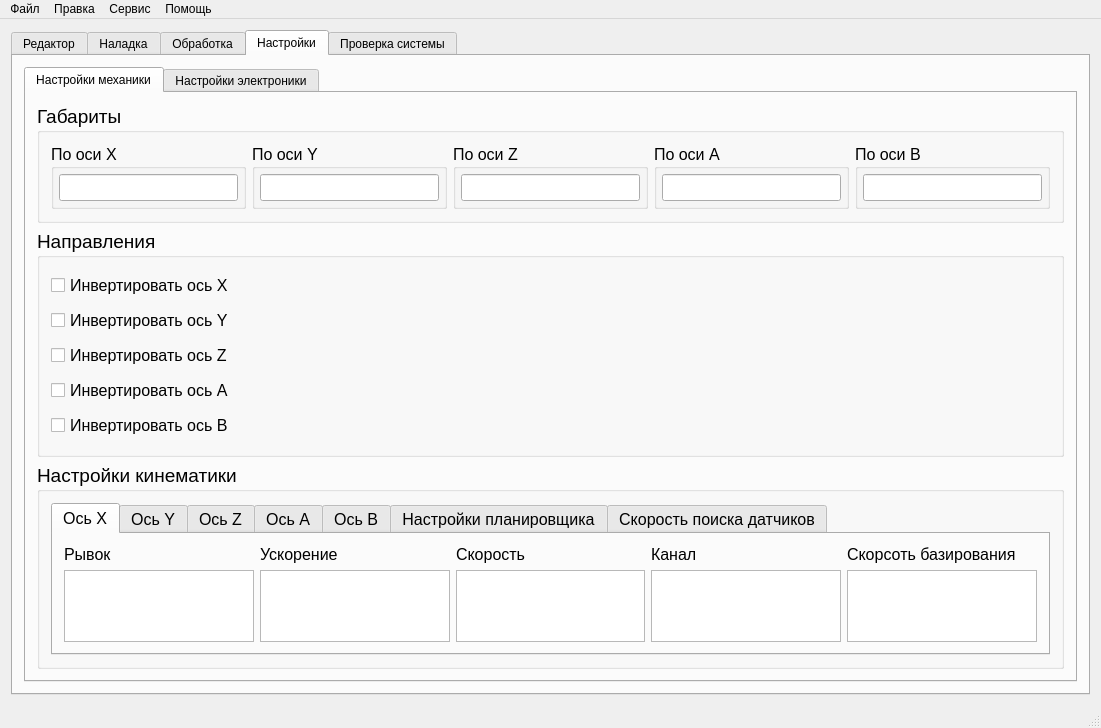
Before: the Qt Designer form KAMEditor/mainwindow.ui in Xtail96/SML, drawn with Qt 5.
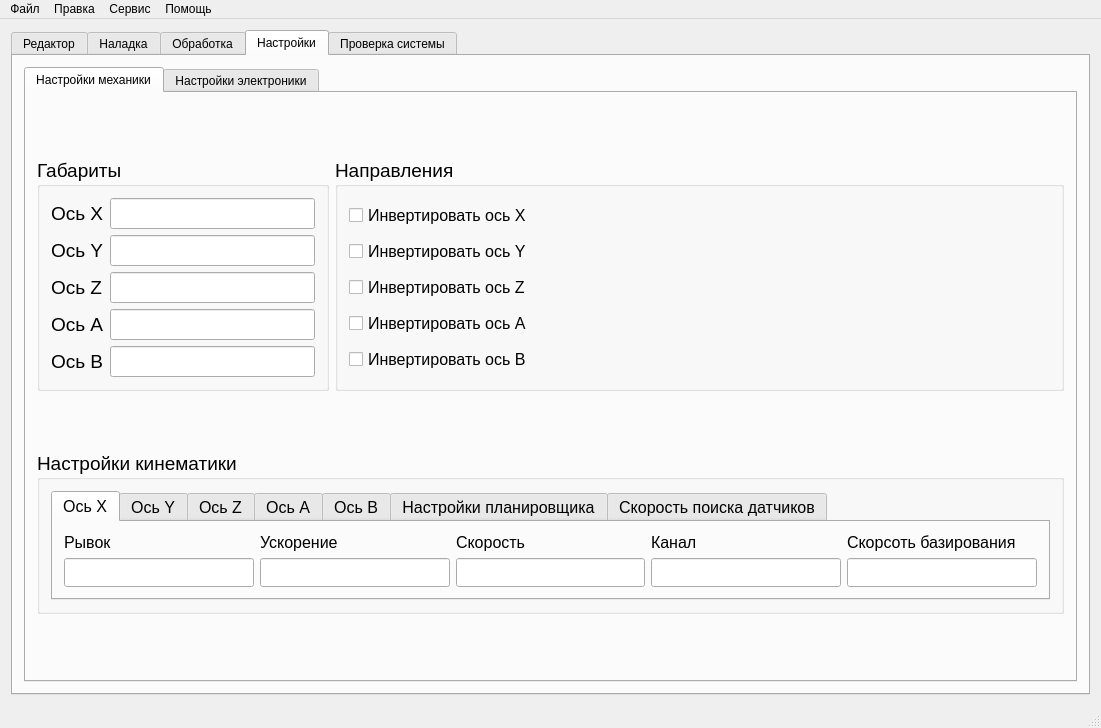
After: the same form once the commit is applied. The open tabs and pages were chosen to show the change.

Commit message: Доработка раздела "Настройки Механики"

Diff of the .ui file:
```diff
--- a/KAMEditor/mainwindow.ui
+++ b/KAMEditor/mainwindow.ui
@@ -4067,7 +4067,7 @@
         <string>Настройки</string>
        </attribute>
        <layout class="QGridLayout" name="gridLayout_37">
-        <item row="0" column="0">
+        <item row="0" column="1">
          <widget class="QTabWidget" name="tabWidget">
           <property name="sizePolicy">
            <sizepolicy hsizetype="Expanding" vsizetype="Expanding">
@@ -4076,232 +4076,19 @@
            </sizepolicy>
           </property>
           <property name="currentIndex">
-           <number>1</number>
+           <number>0</number>
           </property>
           <widget class="QWidget" name="tab_2">
            <attribute name="title">
             <string>Настройки механики</string>
            </attribute>
-           <layout class="QVBoxLayout" name="verticalLayout_19">
-            <item>
-             <widget class="QGroupBox" name="groupBox_5">
-              <property name="sizePolicy">
-               <sizepolicy hsizetype="Preferred" vsizetype="Fixed">
-                <horstretch>3</horstretch>
-                <verstretch>2</verstretch>
-               </sizepolicy>
-              </property>
-              <property name="font">
-               <font>
-                <pointsize>14</pointsize>
-               </font>
-              </property>
-              <property name="title">
-               <string>Габариты</string>
-              </property>
-              <layout class="QHBoxLayout" name="horizontalLayout_2">
-               <item>
-                <widget class="QGroupBox" name="groupBox_42">
-                 <property name="sizePolicy">
-                  <sizepolicy hsizetype="Preferred" vsizetype="Fixed">
-                   <horstretch>0</horstretch>
-                   <verstretch>0</verstretch>
-                  </sizepolicy>
-                 </property>
-                 <property name="font">
-                  <font>
-                   <pointsize>12</pointsize>
-                  </font>
-                 </property>
-                 <property name="title">
-                  <string>По оси X</string>
-                 </property>
-                 <layout class="QGridLayout" name="gridLayout_22">
-                  <property name="leftMargin">
-                   <number>5</number>
-                  </property>
-                  <property name="topMargin">
-                   <number>5</number>
-                  </property>
-                  <property name="rightMargin">
-                   <number>5</number>
-                  </property>
-                  <property name="bottomMargin">
-                   <number>5</number>
-                  </property>
-                  <property name="spacing">
-                   <number>5</number>
-                  </property>
-                  <item row="0" column="0">
-                   <widget class="QLineEdit" name="lineEdit_11"/>
-                  </item>
-                 </layout>
-                </widget>
-               </item>
-               <item>
-                <widget class="QGroupBox" name="groupBox_44">
-                 <property name="sizePolicy">
-                  <sizepolicy hsizetype="Preferred" vsizetype="Fixed">
-                   <horstretch>0</horstretch>
-                   <verstretch>0</verstretch>
-                  </sizepolicy>
-                 </property>
-                 <property name="font">
-                  <font>
-                   <pointsize>12</pointsize>
-                  </font>
-                 </property>
-                 <property name="title">
-                  <string>По оси Y</string>
-                 </property>
-                 <layout class="QGridLayout" name="gridLayout_24">
-                  <property name="leftMargin">
-                   <number>5</number>
-                  </property>
-                  <property name="topMargin">
-                   <number>5</number>
-                  </property>
-                  <property name="rightMargin">
-                   <number>5</number>
-                  </property>
-                  <property name="bottomMargin">
-                   <number>5</number>
-                  </property>
-                  <property name="spacing">
-                   <number>5</number>
-                  </property>
-                  <item row="0" column="0">
-                   <widget class="QLineEdit" name="lineEdit_12"/>
-                  </item>
-                 </layout>
-                </widget>
-               </item>
-               <item>
-                <widget class="QGroupBox" name="groupBox_45">
-                 <property name="sizePolicy">
-                  <sizepolicy hsizetype="Preferred" vsizetype="Fixed">
-                   <horstretch>0</horstretch>
-                   <verstretch>0</verstretch>
-                  </sizepolicy>
-                 </property>
-                 <property name="font">
-                  <font>
-                   <pointsize>12</pointsize>
-                  </font>
-                 </property>
-                 <property name="autoFillBackground">
-                  <bool>false</bool>
-                 </property>
-                 <property name="title">
-                  <string>По оси Z</string>
-                 </property>
-                 <layout class="QGridLayout" name="gridLayout_25">
-                  <property name="leftMargin">
-                   <number>5</number>
-                  </property>
-                  <property name="topMargin">
-                   <number>5</number>
-                  </property>
-                  <property name="rightMargin">
-                   <number>5</number>
-                  </property>
-                  <property name="bottomMargin">
-                   <number>5</number>
-                  </property>
-                  <property name="spacing">
-                   <number>5</number>
-                  </property>
-                  <item row="0" column="0">
-                   <widget class="QLineEdit" name="lineEdit_13"/>
-                  </item>
-                 </layout>
-                </widget>
-               </item>
-               <item>
-                <widget class="QGroupBox" name="groupBox_43">
-                 <property name="sizePolicy">
-                  <sizepolicy hsizetype="Preferred" vsizetype="Fixed">
-                   <horstretch>0</horstretch>
-                   <verstretch>0</verstretch>
-                  </sizepolicy>
-                 </property>
-                 <property name="font">
-                  <font>
-                   <pointsize>12</pointsize>
-                  </font>
-                 </property>
-                 <property name="title">
-                  <string>По оси A</string>
-                 </property>
-                 <layout class="QGridLayout" name="gridLayout_23">
-                  <property name="leftMargin">
-                   <number>5</number>
-                  </property>
-                  <property name="topMargin">
-                   <number>5</number>
-                  </property>
-                  <property name="rightMargin">
-                   <number>5</number>
-                  </property>
-                  <property name="bottomMargin">
-                   <number>5</number>
-                  </property>
-                  <property name="spacing">
-                   <number>5</number>
-                  </property>
-                  <item row="0" column="0">
-                   <widget class="QLineEdit" name="lineEdit_14"/>
-                  </item>
-                 </layout>
-                </widget>
-               </item>
-               <item>
-                <widget class="QGroupBox" name="groupBox_46">
-                 <property name="sizePolicy">
-                  <sizepolicy hsizetype="Preferred" vsizetype="Fixed">
-                   <horstretch>0</horstretch>
-                   <verstretch>0</verstretch>
-                  </sizepolicy>
-                 </property>
-                 <property name="font">
-                  <font>
-                   <pointsize>12</pointsize>
-                  </font>
-                 </property>
-                 <property name="title">
-                  <string>По оси B</string>
-                 </property>
-                 <layout class="QGridLayout" name="gridLayout_26">
-                  <property name="leftMargin">
-                   <number>5</number>
-                  </property>
-                  <property name="topMargin">
-                   <number>5</number>
-                  </property>
-                  <property name="rightMargin">
-                   <number>5</number>
-                  </property>
-                  <property name="bottomMargin">
-                   <number>5</number>
-                  </property>
-                  <property name="spacing">
-                   <number>5</number>
-                  </property>
-                  <item row="0" column="0">
-                   <widget class="QLineEdit" name="lineEdit_15"/>
-                  </item>
-                 </layout>
-                </widget>
-               </item>
-              </layout>
-             </widget>
-            </item>
-            <item>
+           <layout class="QGridLayout" name="gridLayout_15">
+            <item row="0" column="1">
              <widget class="QGroupBox" name="groupBox_8">
               <property name="sizePolicy">
                <sizepolicy hsizetype="Preferred" vsizetype="Preferred">
-                <horstretch>2</horstretch>
-                <verstretch>2</verstretch>
+                <horstretch>5</horstretch>
+                <verstretch>0</verstretch>
                </sizepolicy>
               </property>
               <property name="font">
@@ -4376,12 +4163,82 @@
               </layout>
              </widget>
             </item>
-            <item>
+            <item row="0" column="0">
+             <widget class="QGroupBox" name="groupBox_5">
+              <property name="sizePolicy">
+               <sizepolicy hsizetype="Preferred" vsizetype="Fixed">
+                <horstretch>1</horstretch>
+                <verstretch>0</verstretch>
+               </sizepolicy>
+              </property>
+              <property name="font">
+               <font>
+                <pointsize>14</pointsize>
+               </font>
+              </property>
+              <property name="title">
+               <string>Габариты</string>
+              </property>
+              <layout class="QGridLayout" name="gridLayout_14">
+               <item row="1" column="0">
+                <widget class="QLabel" name="label_47">
+                 <property name="text">
+                  <string>Ось Y</string>
+                 </property>
+                </widget>
+               </item>
+               <item row="2" column="0">
+                <widget class="QLabel" name="label_48">
+                 <property name="text">
+                  <string>Ось Z</string>
+                 </property>
+                </widget>
+               </item>
+               <item row="4" column="0">
+                <widget class="QLabel" name="label_50">
+                 <property name="text">
+                  <string>Ось B</string>
+                 </property>
+                </widget>
+               </item>
+               <item row="3" column="0">
+                <widget class="QLabel" name="label_49">
+                 <property name="text">
+                  <string>Ось A</string>
+                 </property>
+                </widget>
+               </item>
+               <item row="0" column="0">
+                <widget class="QLabel" name="label_46">
+                 <property name="text">
+                  <string>Ось X</string>
+                 </property>
+                </widget>
+               </item>
+               <item row="3" column="1">
+                <widget class="QLineEdit" name="lineEdit_14"/>
+               </item>
+               <item row="2" column="1">
+                <widget class="QLineEdit" name="lineEdit_13"/>
+               </item>
+               <item row="0" column="1">
+                <widget class="QLineEdit" name="lineEdit_11"/>
+               </item>
+               <item row="4" column="1">
+                <widget class="QLineEdit" name="lineEdit_15"/>
+               </item>
+               <item row="1" column="1">
+                <widget class="QLineEdit" name="lineEdit_12"/>
+               </item>
+              </layout>
+             </widget>
+            </item>
+            <item row="2" column="0" colspan="2">
              <widget class="QGroupBox" name="groupBox">
               <property name="sizePolicy">
-               <sizepolicy hsizetype="Preferred" vsizetype="Preferred">
-                <horstretch>0</horstretch>
-                <verstretch>1</verstretch>
+               <sizepolicy hsizetype="Preferred" vsizetype="Fixed">
+                <horstretch>2</horstretch>
+                <verstretch>0</verstretch>
                </sizepolicy>
               </property>
               <property name="font">
@@ -4393,46 +4250,55 @@
                <string>Настройки кинематики</string>
               </property>
               <layout class="QGridLayout" name="gridLayout_40">
-               <item row="0" column="0">
+               <item row="0" column="1">
                 <widget class="QTabWidget" name="tabWidget_2">
+                 <property name="sizePolicy">
+                  <sizepolicy hsizetype="Expanding" vsizetype="Expanding">
+                   <horstretch>0</horstretch>
+                   <verstretch>0</verstretch>
+                  </sizepolicy>
+                 </property>
                  <property name="font">
                   <font>
                    <pointsize>12</pointsize>
                   </font>
                  </property>
                  <property name="currentIndex">
-                  <number>1</number>
+                  <number>0</number>
                  </property>
                  <widget class="QWidget" name="tab_3">
                   <attribute name="title">
                    <string>Ось X</string>
                   </attribute>
                   <layout class="QGridLayout" name="gridLayout_36">
-                   <item row="0" column="5">
-                    <widget class="QLabel" name="label_16">
-                     <property name="text">
-                      <string>Скорсоть базирования</string>
-                     </property>
-                    </widget>
-                   </item>
                    <item row="0" column="1">
                     <widget class="QLabel" name="label_12">
+                     <property name="sizePolicy">
+                      <sizepolicy hsizetype="Preferred" vsizetype="Preferred">
+                       <horstretch>0</horstretch>
+                       <verstretch>0</verstretch>
+                      </sizepolicy>
+                     </property>
                      <property name="text">
                       <string>Рывок</string>
                      </property>
                     </widget>
                    </item>
-                   <item row="1" column="1">
-                    <widget class="QPlainTextEdit" name="plainTextEdit_6">
-                     <property name="font">
-                      <font>
-                       <pointsize>18</pointsize>
-                      </font>
+                   <item row="0" column="3">
+                    <widget class="QLabel" name="label_14">
+                     <property name="text">
+                      <string>Скорость</string>
                      </property>
                     </widget>
                    </item>
                    <item row="0" column="2">
                     <widget class="QLabel" name="label_13">
+                     <property name="sizePolicy">
+                      <sizepolicy hsizetype="Preferred" vsizetype="Fixed">
+                       <horstretch>0</horstretch>
+                       <verstretch>0</verstretch>
+                      </sizepolicy>
+                     </property>
                      <property name="text">
                       <string>Ускорение</string>
                      </property>
@@ -4445,30 +4311,62 @@
                      </property>
                     </widget>
                    </item>
-                   <item row="0" column="3">
-                    <widget class="QLabel" name="label_14">
+                   <item row="0" column="5">
+                    <widget class="QLabel" name="label_16">
                      <property name="text">
-                      <string>Скорость</string>
+                      <string>Скорсоть базирования</string>
                      </property>
                     </widget>
                    </item>
-                   <item row="1" column="2">
-                    <widget class="QPlainTextEdit" name="plainTextEdit_7">
-                     <property name="font">
-                      <font>
-                       <pointsize>18</pointsize>
-                      </font>
+                   <item row="2" column="1">
+                    <widget class="QLineEdit" name="lineEdit_16">
+                     <property name="sizePolicy">
+                      <sizepolicy hsizetype="Expanding" vsizetype="Expanding">
+                       <horstretch>0</horstretch>
+                       <verstretch>0</verstretch>
+                      </sizepolicy>
                      </property>
                     </widget>
                    </item>
-                   <item row="1" column="4">
-                    <widget class="QPlainTextEdit" name="plainTextEdit_9"/>
+                   <item row="2" column="2">
+                    <widget class="QLineEdit" name="lineEdit_17">
+                     <property name="sizePolicy">
+                      <sizepolicy hsizetype="Expanding" vsizetype="Expanding">
+                       <horstretch>0</horstretch>
+                       <verstretch>0</verstretch>
+                      </sizepolicy>
+                     </property>
+                    </widget>
                    </item>
-                   <item row="1" column="3">
-                    <widget class="QPlainTextEdit" name="plainTextEdit_8"/>
+                   <item row="2" column="3">
+                    <widget class="QLineEdit" name="lineEdit_18">
+                     <property name="sizePolicy">
+                      <sizepolicy hsizetype="Expanding" vsizetype="Expanding">
+                       <horstretch>0</horstretch>
+                       <verstretch>0</verstretch>
+                      </sizepolicy>
+                     </property>
+                    </widget>
                    </item>
-                   <item row="1" column="5">
-                    <widget class="QPlainTextEdit" name="plainTextEdit_10"/>
+                   <item row="2" column="4">
+                    <widget class="QLineEdit" name="lineEdit_19">
+                     <property name="sizePolicy">
+                      <sizepolicy hsizetype="Expanding" vsizetype="Expanding">
+                       <horstretch>0</horstretch>
+                       <verstretch>0</verstretch>
+                      </sizepolicy>
+                     </property>
+                    </widget>
+                   </item>
+                   <item row="2" column="5">
+                    <widget class="QLineEdit" name="lineEdit_20">
+                     <property name="sizePolicy">
+                      <sizepolicy hsizetype="Expanding" vsizetype="Expanding">
+                       <horstretch>0</horstretch>
+                       <verstretch>0</verstretch>
+                      </sizepolicy>
+                     </property>
+                    </widget>
                    </item>
                   </layout>
                  </widget>
@@ -4477,13 +4375,6 @@
                    <string>Ось Y</string>
                   </attribute>
                   <layout class="QGridLayout" name="gridLayout_21">
-                   <item row="0" column="0">
-                    <widget class="QLabel" name="label_21">
-                     <property name="text">
-                      <string>Рывок</string>
-                     </property>
-                    </widget>
-                   </item>
                    <item row="0" column="1">
                     <widget class="QLabel" name="label_18">
                      <property name="text">
@@ -4491,17 +4382,10 @@
                      </property>
                     </widget>
                    </item>
-                   <item row="0" column="2">
-                    <widget class="QLabel" name="label_19">
+                   <item row="0" column="0">
+                    <widget class="QLabel" name="label_21">
                      <property name="text">
-                      <string>Скорость</string>
-                     </property>
-                    </widget>
-                   </item>
-                   <item row="0" column="3">
-                    <widget class="QLabel" name="label_20">
-                     <property name="text">
-                      <string>Канал</string>
+                      <string>Рывок</string>
                      </property>
                     </widget>
                    </item>
@@ -4512,20 +4396,34 @@
                      </property>
                     </widget>
                    </item>
-                   <item row="1" column="0">
-                    <widget class="QPlainTextEdit" name="plainTextEdit_15"/>
+                   <item row="0" column="3">
+                    <widget class="QLabel" name="label_20">
+                     <property name="text">
+                      <string>Канал</string>
+                     </property>
+                    </widget>
                    </item>
-                   <item row="1" column="1">
-                    <widget class="QPlainTextEdit" name="plainTextEdit_18"/>
+                   <item row="0" column="2">
+                    <widget class="QLabel" name="label_19">
+                     <property name="text">
+                      <string>Скорость</string>
+                     </property>
+                    </widget>
                    </item>
-                   <item row="1" column="2">
-                    <widget class="QPlainTextEdit" name="plainTextEdit_16"/>
+                   <item row="2" column="0">
+                    <widget class="QLineEdit" name="lineEdit_21"/>
                    </item>
-                   <item row="1" column="3">
-                    <widget class="QPlainTextEdit" name="plainTextEdit_19"/>
+                   <item row="2" column="1">
+                    <widget class="QLineEdit" name="lineEdit_22"/>
                    </item>
-                   <item row="1" column="4">
-                    <widget class="QPlainTextEdit" name="plainTextEdit_17"/>
+                   <item row="2" column="2">
+                    <widget class="QLineEdit" name="lineEdit_23"/>
+                   </item>
+                   <item row="2" column="3">
+                    <widget class="QLineEdit" name="lineEdit_24"/>
+                   </item>
+                   <item row="2" column="4">
+                    <widget class="QLineEdit" name="lineEdit_25"/>
                    </item>
                   </layout>
                  </widget>
@@ -4570,19 +4468,19 @@
                     </widget>
                    </item>
                    <item row="1" column="0">
-                    <widget class="QPlainTextEdit" name="plainTextEdit_20"/>
+                    <widget class="QLineEdit" name="lineEdit_26"/>
                    </item>
                    <item row="1" column="1">
-                    <widget class="QPlainTextEdit" name="plainTextEdit_23"/>
+                    <widget class="QLineEdit" name="lineEdit_27"/>
                    </item>
                    <item row="1" column="2">
-                    <widget class="QPlainTextEdit" name="plainTextEdit_21"/>
+                    <widget class="QLineEdit" name="lineEdit_28"/>
                    </item>
                    <item row="1" column="3">
-                    <widget class="QPlainTextEdit" name="plainTextEdit_24"/>
+                    <widget class="QLineEdit" name="lineEdit_29"/>
                    </item>
                    <item row="1" column="4">
-                    <widget class="QPlainTextEdit" name="plainTextEdit_22"/>
+                    <widget class="QLineEdit" name="lineEdit_30"/>
                    </item>
                   </layout>
                  </widget>
@@ -4627,19 +4525,19 @@
                     </widget>
                    </item>
                    <item row="1" column="0">
-                    <widget class="QPlainTextEdit" name="plainTextEdit_25"/>
+                    <widget class="QLineEdit" name="lineEdit_31"/>
                    </item>
                    <item row="1" column="1">
-                    <widget class="QPlainTextEdit" name="plainTextEdit_28"/>
+                    <widget class="QLineEdit" name="lineEdit_32"/>
                    </item>
                    <item row="1" column="2">
-                    <widget class="QPlainTextEdit" name="plainTextEdit_26"/>
+                    <widget class="QLineEdit" name="lineEdit_33"/>
                    </item>
                    <item row="1" column="3">
-                    <widget class="QPlainTextEdit" name="plainTextEdit_29"/>
+                    <widget class="QLineEdit" name="lineEdit_34"/>
                    </item>
                    <item row="1" column="4">
-                    <widget class="QPlainTextEdit" name="plainTextEdit_27"/>
+                    <widget class="QLineEdit" name="lineEdit_35"/>
                    </item>
                   </layout>
                  </widget>
@@ -4683,20 +4581,20 @@
                      </property>
                     </widget>
                    </item>
-                   <item row="1" column="0">
-                    <widget class="QPlainTextEdit" name="plainTextEdit_36"/>
-                   </item>
                    <item row="1" column="1">
-                    <widget class="QPlainTextEdit" name="plainTextEdit_39"/>
+                    <widget class="QLineEdit" name="lineEdit_36"/>
                    </item>
                    <item row="1" column="2">
-                    <widget class="QPlainTextEdit" name="plainTextEdit_37"/>
+                    <widget class="QLineEdit" name="lineEdit_37"/>
                    </item>
                    <item row="1" column="3">
-                    <widget class="QPlainTextEdit" name="plainTextEdit_40"/>
+                    <widget class="QLineEdit" name="lineEdit_38"/>
+                   </item>
+                   <item row="1" column="0">
+                    <widget class="QLineEdit" name="lineEdit_39"/>
                    </item>
                    <item row="1" column="4">
-                    <widget class="QPlainTextEdit" name="plainTextEdit_38"/>
+                    <widget class="QLineEdit" name="lineEdit_40"/>
                    </item>
                   </layout>
                  </widget>
@@ -4705,9 +4603,6 @@
                    <string>Настройки планировщика</string>
                   </attribute>
                   <layout class="QGridLayout" name="gridLayout_59">
-                   <item row="1" column="2">
-                    <widget class="QPlainTextEdit" name="plainTextEdit_33"/>
-                   </item>
                    <item row="0" column="2">
                     <widget class="QLabel" name="label_9">
                      <property name="text">
@@ -4722,9 +4617,6 @@
                      </property>
                     </widget>
                    </item>
-                   <item row="1" column="0">
-                    <widget class="QPlainTextEdit" name="plainTextEdit_31"/>
-                   </item>
                    <item row="0" column="0">
                     <widget class="QLabel" name="label_7">
                      <property name="text">
@@ -4732,12 +4624,6 @@
                      </property>
                     </widget>
                    </item>
-                   <item row="1" column="1">
-                    <widget class="QPlainTextEdit" name="plainTextEdit_32"/>
-                   </item>
-                   <item row="1" column="3">
-                    <widget class="QPlainTextEdit" name="plainTextEdit_34"/>
-                   </item>
                    <item row="0" column="3">
                     <widget class="QLabel" name="label_10">
                      <property name="text">
@@ -4745,9 +4631,6 @@
                      </property>
                     </widget>
                    </item>
-                   <item row="1" column="4">
-                    <widget class="QPlainTextEdit" name="plainTextEdit_35"/>
-                   </item>
                    <item row="0" column="4">
                     <widget class="QLabel" name="label_11">
                      <property name="text">
@@ -4755,6 +4638,21 @@
                      </property>
                     </widget>
                    </item>
+                   <item row="1" column="0">
+                    <widget class="QLineEdit" name="lineEdit_41"/>
+                   </item>
+                   <item row="1" column="1">
+                    <widget class="QLineEdit" name="lineEdit_42"/>
+                   </item>
+                   <item row="1" column="2">
+                    <widget class="QLineEdit" name="lineEdit_43"/>
+                   </item>
+                   <item row="1" column="3">
+                    <widget class="QLineEdit" name="lineEdit_44"/>
+                   </item>
+                   <item row="1" column="4">
+                    <widget class="QLineEdit" name="lineEdit_45"/>
+                   </item>
                   </layout>
                  </widget>
                  <widget class="QWidget" name="tab_8">
@@ -4769,12 +4667,6 @@
                      </property>
                     </widget>
                    </item>
-                   <item row="1" column="0">
-                    <widget class="QPlainTextEdit" name="plainTextEdit_11"/>
-                   </item>
-                   <item row="1" column="2">
-                    <widget class="QPlainTextEdit" name="plainTextEdit_13"/>
-                   </item>
                    <item row="0" column="3">
                     <widget class="QLabel" name="label_5">
                      <property name="text">
@@ -4782,12 +4674,6 @@
                      </property>
                     </widget>
                    </item>
-                   <item row="1" column="3">
-                    <widget class="QPlainTextEdit" name="plainTextEdit_14"/>
-                   </item>
-                   <item row="1" column="1">
-                    <widget class="QPlainTextEdit" name="plainTextEdit_12"/>
-                   </item>
                    <item row="0" column="1">
                     <widget class="QLabel" name="label_3">
                      <property name="text">
@@ -4802,6 +4688,18 @@
                      </property>
                     </widget>
                    </item>
+                   <item row="1" column="0">
+                    <widget class="QLineEdit" name="lineEdit_46"/>
+                   </item>
+                   <item row="1" column="1">
+                    <widget class="QLineEdit" name="lineEdit_47"/>
+                   </item>
+                   <item row="1" column="2">
+                    <widget class="QLineEdit" name="lineEdit_48"/>
+                   </item>
+                   <item row="1" column="3">
+                    <widget class="QLineEdit" name="lineEdit_49"/>
+                   </item>
                   </layout>
                  </widget>
                 </widget>
```
